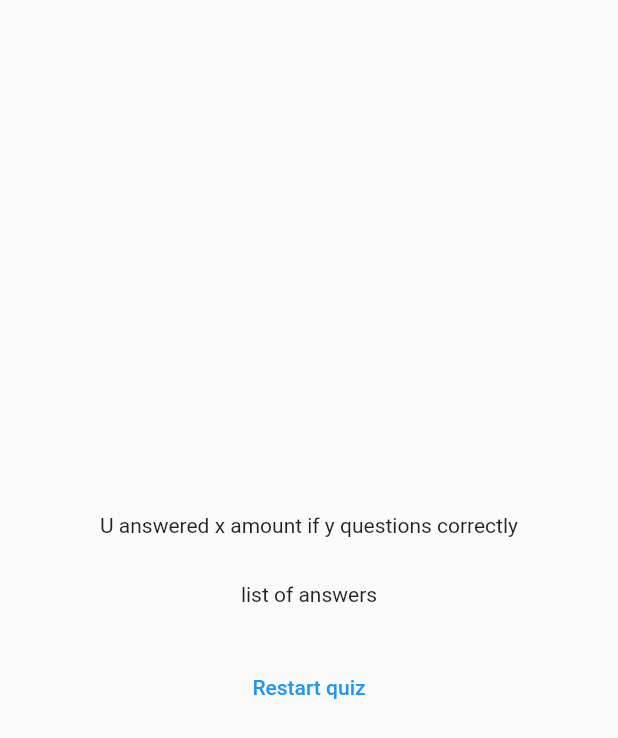
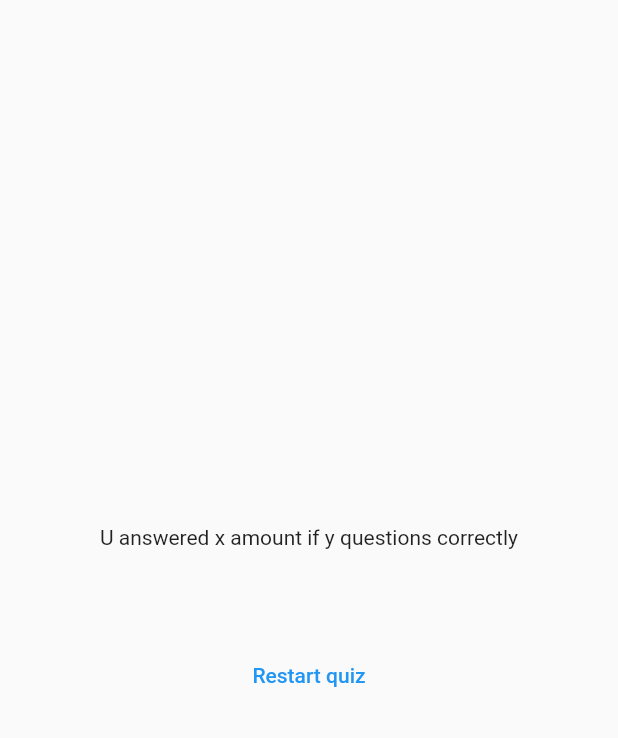
Before and after one commit to temogogitidze/quiz_app, a Flutter app: the ResultsScreen widget shown alone on an empty page, opened directly with empty values, on a phone screen of 412 x 824 dp. Shown: the top 738 px of the screen. Run offline on Flutter 3.47's test engine with Material 2 defaults, Android fonts, the phone set to English and light mode, and no system bars; our stand-ins replace google_fonts.

Commit message:
style: add screen for result page

```diff
--- a/lib/questions_summary.dart
+++ b/lib/questions_summary.dart
@@ -15,7 +15,7 @@ class QuestionsSummary extends StatelessWidget {
             Column(
               children: [
                 Text(data['question'] as String),
-                SizedBox(
+                const SizedBox(
                   height: 5,
                 ),
                 Text(data['user_answer'] as String),
--- a/lib/quiz.dart
+++ b/lib/quiz.dart
@@ -28,7 +28,6 @@ class _QuizState extends State<Quiz> {
 
     if (selectedAnswers.length == questions.length) {
       setState(() {
-        selectedAnswers = [];
         activeScreen = ResultsScreen(chosenAnswers: selectedAnswers);
       });
     }
--- a/lib/results_screen.dart
+++ b/lib/results_screen.dart
@@ -1,5 +1,6 @@
 import 'package:flutter/material.dart';
 import 'package:quiz_app/data/questions.dart';
+import 'package:quiz_app/questions_summary.dart';
 
 class ResultsScreen extends StatelessWidget {
   const ResultsScreen({super.key, required this.chosenAnswers});
@@ -34,7 +35,7 @@ class ResultsScreen extends StatelessWidget {
           children: [
             const Text('U answered x amount if y questions correctly'),
             const SizedBox(height: 30),
-            const Text("list of answers"),
+            QuestionsSummary(getSummaryData()),
             const SizedBox(height: 30),
             TextButton(onPressed: () {}, child: const Text('Restart quiz'))
           ],
```
